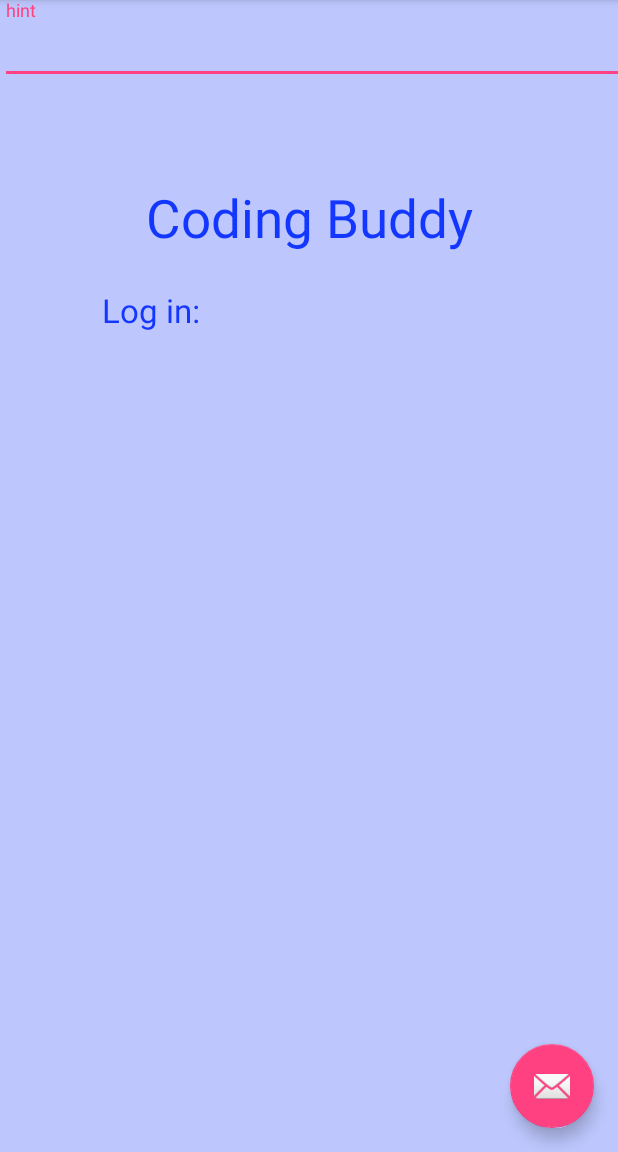
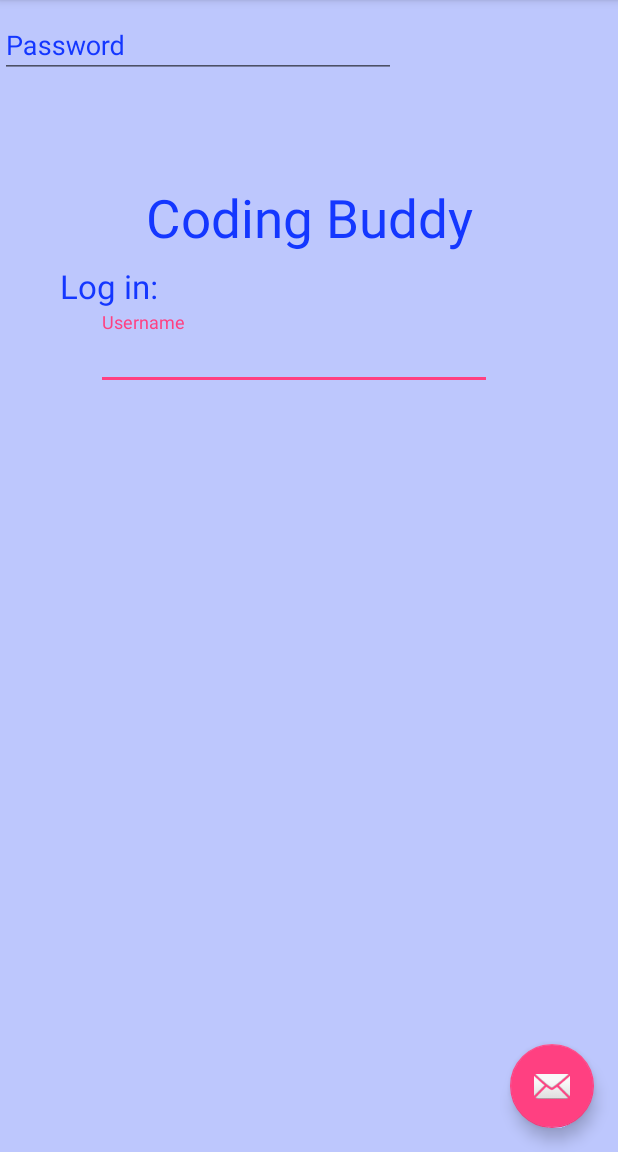
Before and after one commit to Daytona211/Project_Generic, an Android app: the screen it shows after launch (MainActivity), on a phone screen of 412 x 824 dp, the part 84-1236 px from its top. Run offline under Robolectric (Android 15) with nearby library versions, the light colour scheme and no system bars.

Commit message:
Completed login screen layout

```diff
--- a/zachAttempt/app/src/main/res/layout/content_main.xml
+++ b/zachAttempt/app/src/main/res/layout/content_main.xml
@@ -10,6 +10,7 @@
     tools:showIn="@layout/activity_main">
 
     <TextView
+        android:id="@+id/lbl_coding_buddy"
         android:layout_width="wrap_content"
         android:layout_height="wrap_content"
         android:text="@string/coding_buddy"
@@ -23,13 +24,13 @@
         app:layout_constraintVertical_bias="0.168" />
 
     <TextView
-        android:id="@+id/textView2"
+        android:id="@+id/lbl_login"
         android:layout_width="76dp"
         android:layout_height="32dp"
-        android:layout_marginEnd="268dp"
-        android:layout_marginRight="268dp"
-        android:layout_marginTop="192dp"
-        android:text="Log in:"
+        android:layout_marginEnd="296dp"
+        android:layout_marginRight="296dp"
+        android:layout_marginTop="176dp"
+        android:text="@string/log_in"
         android:textColor="#1437ff"
         android:textSize="22sp"
         app:layout_constraintEnd_toEndOf="parent"
@@ -40,7 +41,7 @@
         android:layout_width="wrap_content"
         android:layout_height="wrap_content"
         android:orientation="vertical"
-        app:layout_constraintGuide_begin="20dp" />
+        app:layout_constraintGuide_begin="36dp" />
 
     <android.support.constraint.Guideline
         android:id="@+id/guideline2"
@@ -50,15 +51,37 @@
         app:layout_constraintGuide_begin="20dp" />
 
     <android.support.design.widget.TextInputLayout
-        android:layout_width="468dp"
-        android:layout_height="wrap_content"
-        tools:layout_editor_absoluteX="29dp"
-        tools:layout_editor_absoluteY="243dp">
+        android:layout_width="264dp"
+        android:layout_height="52dp"
+        android:layout_marginEnd="84dp"
+        android:layout_marginRight="84dp"
+        android:layout_marginTop="188dp"
+        android:textColorHint="#1437ff"
+        app:layout_constraintEnd_toEndOf="parent"
+        app:layout_constraintTop_toTopOf="@+id/guideline2">
 
         <android.support.design.widget.TextInputEditText
+            android:id="@+id/txt_username"
+            android:layout_width="match_parent"
+            android:layout_height="match_parent"
+            android:hint="@string/username"
+            android:textColor="#1437ff"
+            android:textColorHint="#1437ff" />
+    </android.support.design.widget.TextInputLayout>
+
+    <android.support.design.widget.TextInputLayout
+        android:layout_width="264dp"
+        android:layout_height="52dp"
+        android:textColorHint="#1437ff"
+        tools:layout_editor_absoluteX="37dp"
+        tools:layout_editor_absoluteY="260dp">
+
+        <android.support.design.widget.TextInputEditText
+            android:id="@+id/txt_password"
             android:layout_width="match_parent"
             android:layout_height="wrap_content"
-            android:hint="hint" />
+            android:hint="Password"
+            android:textColorHint="#1437ff" />
     </android.support.design.widget.TextInputLayout>
 
 </android.support.constraint.ConstraintLayout>
--- a/zachAttempt/app/src/main/res/values/strings.xml
+++ b/zachAttempt/app/src/main/res/values/strings.xml
@@ -2,4 +2,6 @@
     <string name="app_name">Project_Generic</string>
     <string name="action_settings">Settings</string>
     <string name="coding_buddy">Coding Buddy</string>
+    <string name="log_in">Log in:</string>
+    <string name="username">Username</string>
 </resources>
```
